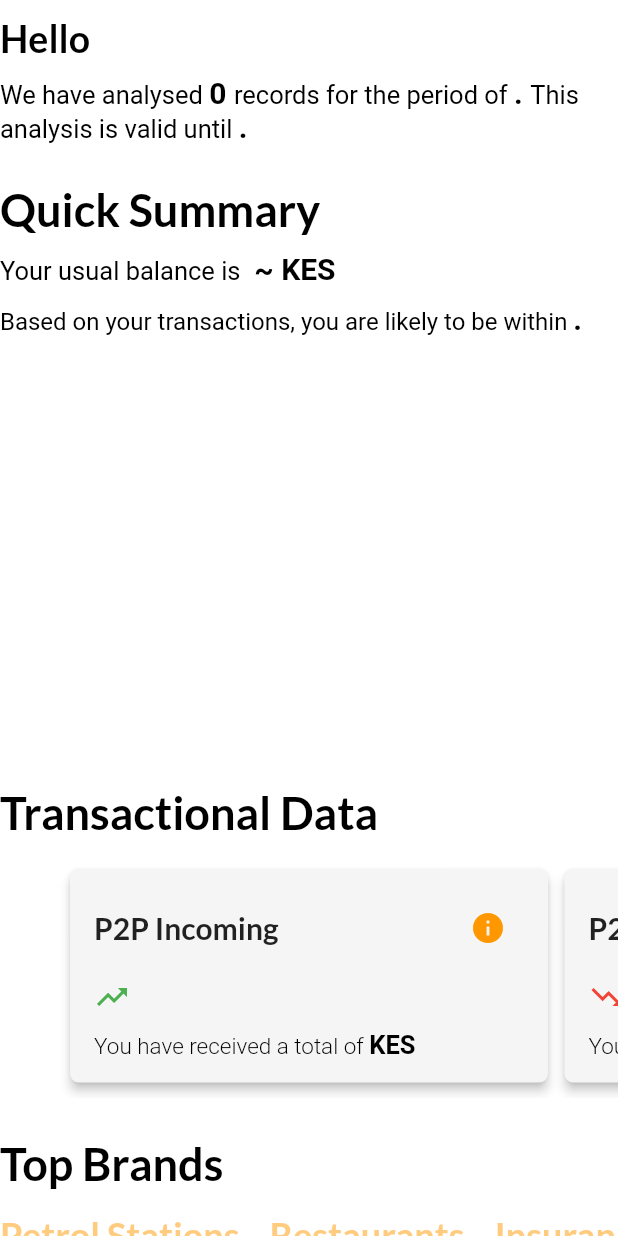
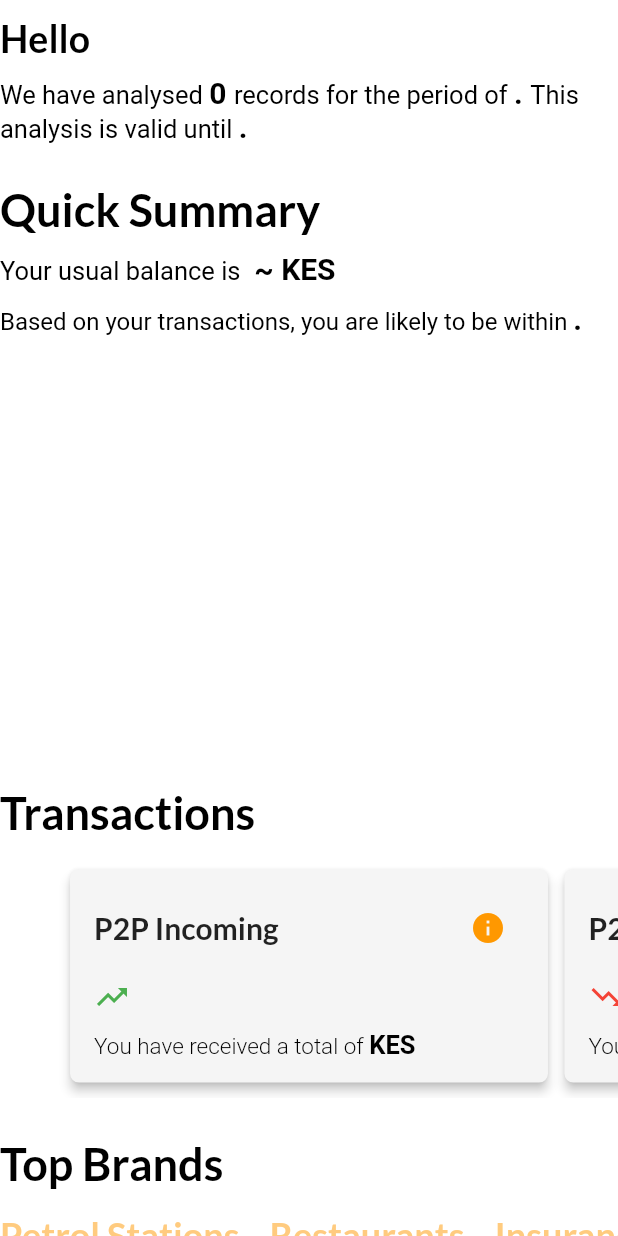
Before and after one commit to CarltonK/kweli-score, a Flutter app: the SwaraDash widget shown alone on an empty page, opened directly, on a phone screen of 412 x 824 dp. Run offline on Flutter 3.47's test engine with Material 2 defaults, Android fonts, the phone set to English and light mode, and no system bars; our stand-ins replace animated_bottom_navigation_bar, firebase_analytics, firebase_core, firebase_crashlytics, firebase_messaging, flutter_spinkit and 6 more; missing offline and left inert: flutter_emoji_suite; accounts and stored records are empty; statements that could not run were skipped.

Commit message:
KS-47 #comment UI fixes

```diff
--- a/lib/screens/home/screens/dashboard/dashboard.dart
+++ b/lib/screens/home/screens/dashboard/dashboard.dart
@@ -12,3 +12,5 @@ export 'components/intro_widget.dart';
 export 'components/brand_builder.dart';
 export 'components/summary_builder.dart';
 export 'components/brand_item.dart';
+export 'components/category_item.dart';
+export 'components/transaction_card.dart';
--- a/lib/screens/home/screens/dashboard/swara_dash.dart
+++ b/lib/screens/home/screens/dashboard/swara_dash.dart
@@ -90,7 +90,7 @@ class _SwaraDashState extends State<SwaraDash> {
           SizedBox(height: getProportionateScreenHeight(20)),
           SummaryBuilder(summary: dash!.detail!.quickSummaries!),
           SizedBox(height: getProportionateScreenHeight(25)),
-          Text('Transactional Data', style: Constants.kHeadlineStyle),
+          Text('Transactions', style: Constants.kHeadlineStyle),
           SizedBox(height: getProportionateScreenHeight(10)),
           CategoryBuilder(
             p2pIncoming: dash!.detail!.p2PIncoming!,
```
Also changed, not shown: lib/widgets/global/global_pie_chart.dart (+17 -4 lines).
